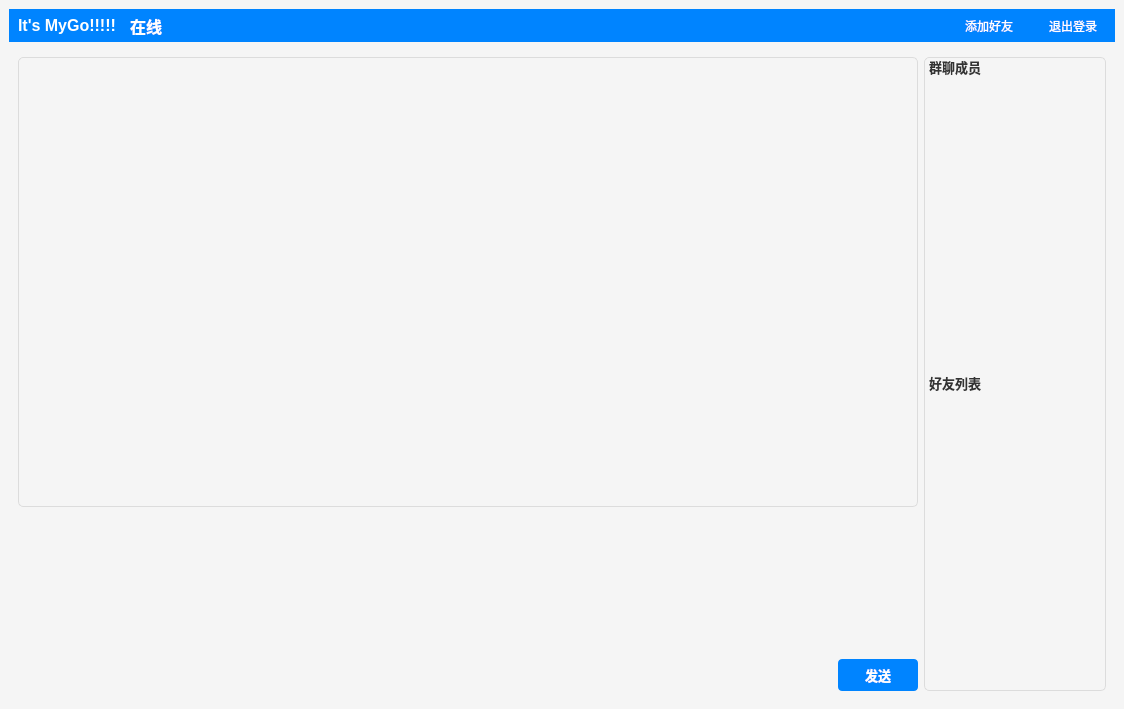
First picture: the form in ChatClient/mainwindow.ui, repository zayu77/Qt_ChatRoomSystem, before the edit.
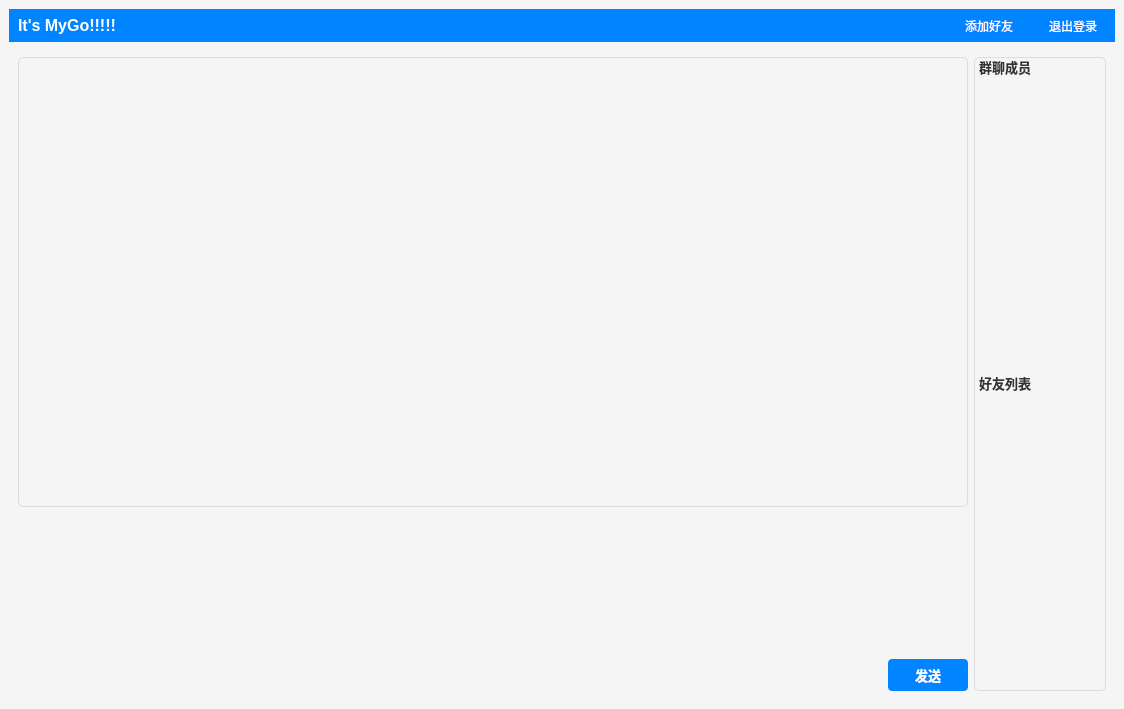
Second picture: the form after the edit. Icons and pictures are not drawn.

Commit message: Nineteenth commit,finish MainWindow support Model/View.

The edit to the form file:
```diff
--- a/ChatClient/mainwindow.ui
+++ b/ChatClient/mainwindow.ui
@@ -40,11 +40,13 @@
     padding-left: 5px;
 }
 
-#label_status{
-    color: white;
-    font-size: 16px;
-    font-weight: bold;
-    padding-left: 5px;
+#messageListView{
+	background-color: #f5f5f5;
+    border: 1px solid #dcdcdc;
+	border-radius: 5px;
+    padding: 5px;
+    selection-background-color: #e0f0ff;
+    selection-color: black;
 }
 
 /* 退出登录按钮 */
@@ -252,13 +254,6 @@
          </property>
         </widget>
        </item>
-       <item>
-        <widget class="QLabel" name="label_status">
-         <property name="text">
-          <string>在线</string>
-         </property>
-        </widget>
-       </item>
        <item>
         <spacer name="horizontalSpacer">
          <property name="orientation">
@@ -301,16 +296,6 @@
           <property name="spacing">
            <number>5</number>
           </property>
-          <item>
-           <widget class="QTextEdit" name="Edit_communicate">
-            <property name="minimumSize">
-             <size>
-              <width>900</width>
-              <height>450</height>
-             </size>
-            </property>
-           </widget>
-          </item>
           <item>
            <widget class="QWidget" name="widget_bottom" native="true">
             <layout class="QGridLayout" name="gridLayout_3">
@@ -326,7 +311,7 @@
              <property name="bottomMargin">
               <number>0</number>
              </property>
-             <item row="0" column="0">
+             <item row="1" column="0">
               <widget class="QTextEdit" name="say_textEdit">
                <property name="minimumSize">
                 <size>
@@ -336,7 +321,7 @@
                </property>
               </widget>
              </item>
-             <item row="1" column="0">
+             <item row="2" column="0">
               <layout class="QHBoxLayout" name="horizontalLayout_4">
                <item>
                 <spacer name="horizontalSpacer_2">
@@ -360,6 +345,16 @@
                </item>
               </layout>
              </item>
+             <item row="0" column="0">
+              <widget class="QListView" name="messageListView">
+               <property name="minimumSize">
+                <size>
+                 <width>950</width>
+                 <height>450</height>
+                </size>
+               </property>
+              </widget>
+             </item>
             </layout>
            </widget>
           </item>
```
The commit also changes 4 other files.
